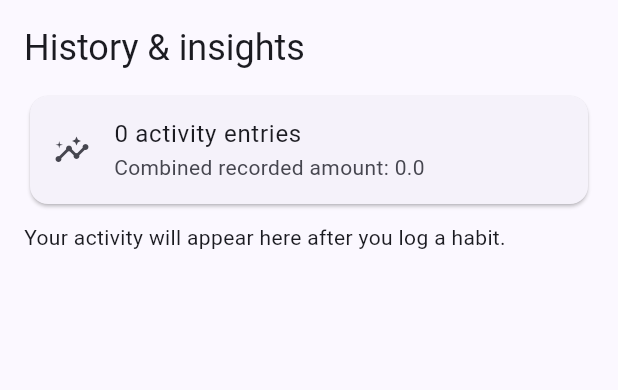
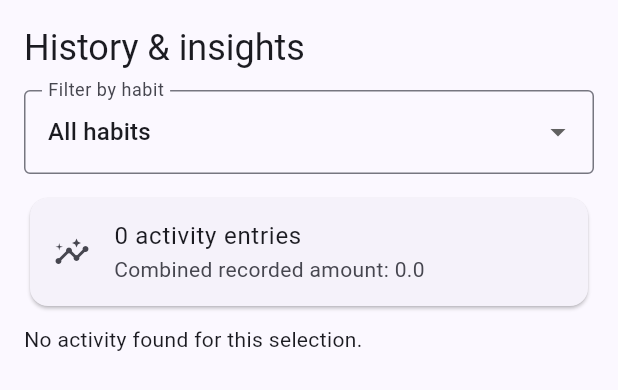
Before and after one commit to nwg02/MAD_project1, a Flutter app: the HistoryScreen widget shown alone on an empty page, opened directly, on a phone screen of 412 x 824 dp. Shown: the top 390 px of the screen. Run offline on Flutter 3.47's test engine with Material 3 defaults, Android fonts, the phone set to English and light mode, and no system bars; our stand-ins replace shared_preferences, sqflite; accounts and stored records are empty.

Commit message:
Add habit filter to history and insights

```diff
--- a/lib/main.dart
+++ b/lib/main.dart
@@ -470,6 +470,7 @@ class _HabitDetailState extends State<HabitDetail> {
   }
 }
 
+
 class HistoryScreen extends StatefulWidget {
   const HistoryScreen({super.key});
 
@@ -479,6 +480,9 @@ class HistoryScreen extends StatefulWidget {
 
 class _HistoryScreenState extends State<HistoryScreen> {
   List<Map<String, Object?>> entries = [];
+  List<Map<String, Object?>> habits = [];
+  int? selectedHabitId;
+  bool loading = true;
 
   @override
   void initState() {
@@ -487,13 +491,29 @@ class _HistoryScreenState extends State<HistoryScreen> {
   }
 
   Future<void> load() async {
-    final result = await HabitDatabase.instance.allEntries();
-    if (mounted) setState(() => entries = result);
+    final results = await Future.wait([
+      HabitDatabase.instance.allEntries(),
+      HabitDatabase.instance.habits(),
+    ]);
+
+    if (!mounted) return;
+
+    setState(() {
+      entries = results[0];
+      habits = results[1];
+      loading = false;
+    });
   }
 
   @override
   Widget build(BuildContext context) {
-    final total = entries.fold<double>(
+    final filteredEntries = selectedHabitId == null
+        ? entries
+        : entries
+            .where((e) => e['habit_id'] == selectedHabitId)
+            .toList();
+
+    final total = filteredEntries.fold<double>(
       0,
       (sum, e) => sum + (e['amount'] as num).toDouble(),
     );
@@ -501,26 +521,61 @@ class _HistoryScreenState extends State<HistoryScreen> {
     return ListView(
       padding: const EdgeInsets.all(16),
       children: [
-        Text('History & insights', style: Theme.of(context).textTheme.headlineSmall),
+        Text(
+          'History & insights',
+          style: Theme.of(context).textTheme.headlineSmall,
+        ),
+        const SizedBox(height: 12),
+        DropdownButtonFormField<int?>(
+          initialValue: selectedHabitId,
+          decoration: const InputDecoration(
+            labelText: 'Filter by habit',
+            border: OutlineInputBorder(),
+          ),
+          items: [
+            const DropdownMenuItem<int?>(
+              value: null,
+              child: Text('All habits'),
+            ),
+            ...habits.map(
+              (habit) => DropdownMenuItem<int?>(
+                value: habit['id'] as int,
+                child: Text(habit['name'] as String),
+              ),
+            ),
+          ],
+          onChanged: (value) {
+            setState(() => selectedHabitId = value);
+          },
+        ),
         const SizedBox(height: 12),
         Card(
           child: ListTile(
             leading: const Icon(Icons.insights),
-            title: Text('${entries.length} activity entries'),
+            title: Text('${filteredEntries.length} activity entries'),
             subtitle: Text('Combined recorded amount: $total'),
           ),
         ),
         const SizedBox(height: 8),
-        if (entries.isEmpty) const Text('Your activity will appear here after you log a habit.'),
-        ...entries.map((e) => ListTile(
-          title: Text(e['habit_name'] as String),
-          subtitle: Text('${e['entry_date']} • ${e['amount']}'
-              '${e['note'] == null ? '' : ' • ${e['note']}'}'),
-        )),
+        if (loading)
+          const Center(child: CircularProgressIndicator())
+        else if (filteredEntries.isEmpty)
+          const Text('No activity found for this selection.')
+        else
+          ...filteredEntries.map(
+            (e) => ListTile(
+              title: Text(e['habit_name'] as String),
+              subtitle: Text(
+                '${e['entry_date']} • ${e['amount']}'
+                '${e['note'] == null ? '' : ' • ${e['note']}'}',
+              ),
+            ),
+          ),
       ],
     );
   }
 }
+
 
 class SettingsScreen extends StatefulWidget {
   const SettingsScreen({super.key});
```
